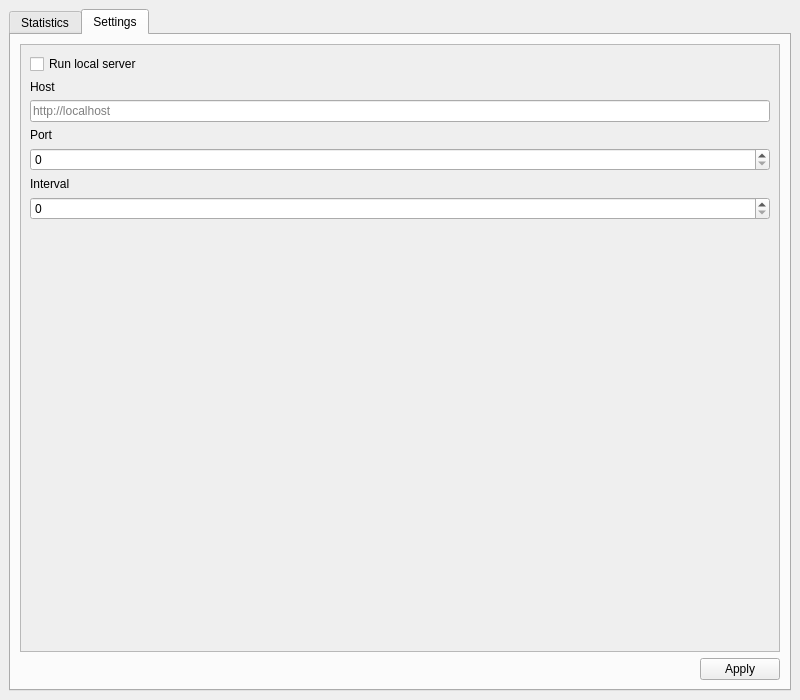
Qt form spytrack/gui/ui/main.ui (2e3s/spytrack) before a commit.
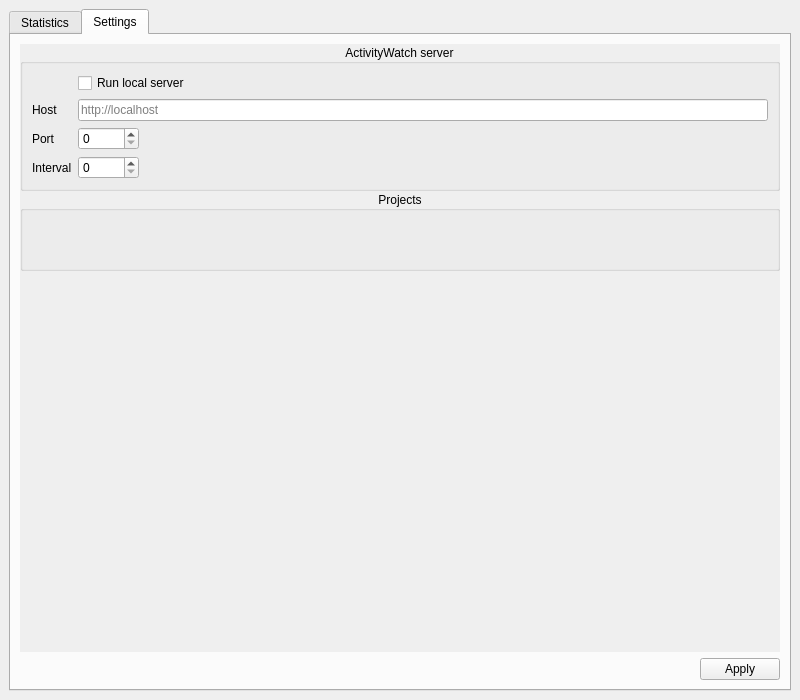
The same form after that commit. The open tabs and pages were chosen to show the change. Custom widgets are drawn as their Qt base class.

```diff
--- a/spytrack/gui/ui/main.ui
+++ b/spytrack/gui/ui/main.ui
@@ -204,9 +204,21 @@
        <layout class="QVBoxLayout" name="verticalLayout_4">
         <item>
          <widget class="QScrollArea" name="scrollArea">
+          <property name="frameShape">
+           <enum>QFrame::NoFrame</enum>
+          </property>
+          <property name="frameShadow">
+           <enum>QFrame::Plain</enum>
+          </property>
+          <property name="lineWidth">
+           <number>0</number>
+          </property>
           <property name="horizontalScrollBarPolicy">
            <enum>Qt::ScrollBarAlwaysOff</enum>
           </property>
+          <property name="sizeAdjustPolicy">
+           <enum>QAbstractScrollArea::AdjustIgnored</enum>
+          </property>
           <property name="widgetResizable">
            <bool>true</bool>
           </property>
@@ -215,53 +227,91 @@
             <rect>
              <x>0</x>
              <y>0</y>
-             <width>822</width>
-             <height>583</height>
+             <width>768</width>
+             <height>599</height>
             </rect>
            </property>
+           <property name="sizePolicy">
+            <sizepolicy hsizetype="Preferred" vsizetype="MinimumExpanding">
+             <horstretch>0</horstretch>
+             <verstretch>0</verstretch>
+            </sizepolicy>
+           </property>
            <layout class="QVBoxLayout" name="verticalLayout_6">
+            <property name="spacing">
+             <number>0</number>
+            </property>
+            <property name="leftMargin">
+             <number>0</number>
+            </property>
+            <property name="topMargin">
+             <number>0</number>
+            </property>
+            <property name="rightMargin">
+             <number>0</number>
+            </property>
+            <property name="bottomMargin">
+             <number>0</number>
+            </property>
             <item>
-             <widget class="QCheckBox" name="isLocalServerBox">
-              <property name="text">
-               <string>Run local server</string>
+             <widget class="QGroupBox" name="serverBox">
+              <property name="sizePolicy">
+               <sizepolicy hsizetype="Preferred" vsizetype="Preferred">
+                <horstretch>0</horstretch>
+                <verstretch>0</verstretch>
+               </sizepolicy>
               </property>
-              <property name="checkable">
-               <bool>true</bool>
+              <property name="maximumSize">
+               <size>
+                <width>16777215</width>
+                <height>16777215</height>
+               </size>
               </property>
-              <property name="checked">
+              <property name="autoFillBackground">
                <bool>false</bool>
               </property>
-             </widget>
-            </item>
-            <item>
+              <property name="title">
+               <string>ActivityWatch server</string>
+              </property>
+              <property name="alignment">
+               <set>Qt::AlignCenter</set>
+              </property>
+              <layout class="QFormLayout" name="formLayout">
+               <property name="fieldGrowthPolicy">
+                <enum>QFormLayout::ExpandingFieldsGrow</enum>
+               </property>
+               <property name="labelAlignment">
+                <set>Qt::AlignLeading|Qt::AlignLeft|Qt::AlignVCenter</set>
+               </property>
+               <item row="2" column="0">
              <widget class="QLabel" name="hostLabel">
               <property name="text">
                <string>Host</string>
               </property>
              </widget>
             </item>
-            <item>
+               <item row="2" column="1">
              <widget class="QLineEdit" name="hostEdit">
               <property name="placeholderText">
                <string>http://localhost</string>
               </property>
              </widget>
             </item>
-            <item>
+               <item row="3" column="0">
              <widget class="QLabel" name="portLabel">
               <property name="text">
                <string>Port</string>
               </property>
              </widget>
             </item>
-            <item>
+               <item row="3" column="1">
              <widget class="QSpinBox" name="portBox">
               <property name="maximum">
                <number>65535</number>
               </property>
              </widget>
             </item>
-            <item>
+               <item row="4" column="0">
              <widget class="QLabel" name="intervalLabel">
               <property name="text">
                <string>Interval</string>
@@ -271,7 +321,7 @@
               </property>
              </widget>
             </item>
-            <item>
+               <item row="4" column="1">
              <widget class="QSpinBox" name="intervalBox">
               <property name="buttonSymbols">
                <enum>QAbstractSpinBox::UpDownArrows</enum>
@@ -282,6 +332,45 @@
               <property name="maximum">
                <number>10000</number>
               </property>
+                </widget>
+               </item>
+               <item row="1" column="1">
+                <widget class="QCheckBox" name="isLocalServerBox">
+                 <property name="text">
+                  <string>Run local server</string>
+                 </property>
+                 <property name="checkable">
+                  <bool>true</bool>
+                 </property>
+                 <property name="checked">
+                  <bool>false</bool>
+                 </property>
+                </widget>
+               </item>
+              </layout>
+             </widget>
+            </item>
+            <item>
+             <widget class="QGroupBox" name="projectsBox">
+              <property name="sizePolicy">
+               <sizepolicy hsizetype="Preferred" vsizetype="Maximum">
+                <horstretch>0</horstretch>
+                <verstretch>0</verstretch>
+               </sizepolicy>
+              </property>
+              <property name="minimumSize">
+               <size>
+                <width>0</width>
+                <height>80</height>
+               </size>
+              </property>
+              <property name="title">
+               <string>Projects</string>
+              </property>
+              <property name="alignment">
+               <set>Qt::AlignCenter</set>
+              </property>
+              <layout class="QVBoxLayout" name="verticalLayout_3"/>
              </widget>
             </item>
             <item>
```
Left out of the diff: 2 changed lines with no effect on the pictures. Lines whose indentation alone changed are shown as unchanged.
